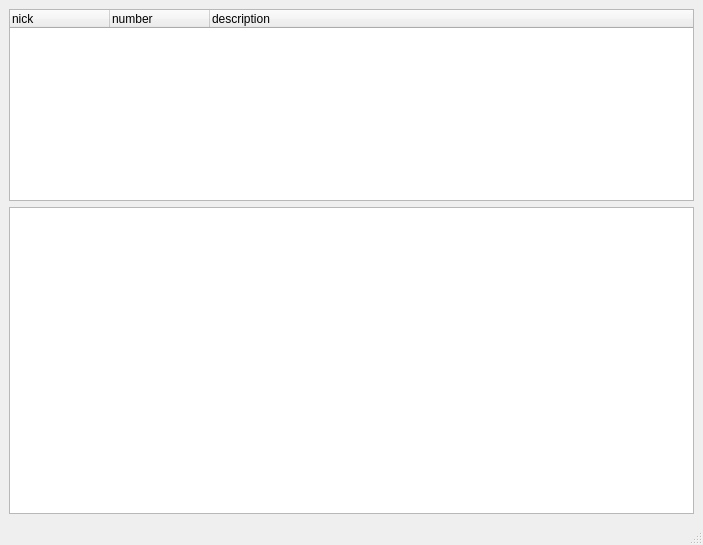
This is balancer/window.ui in usovalx/balancer as Qt 5 draws it before an edit. The edited form follows.
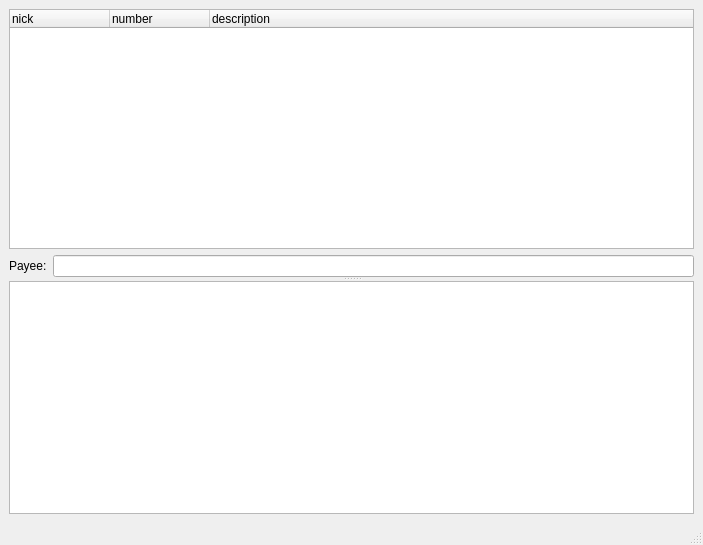
This is the edited form.

Diff of the .ui file:
```diff
--- a/balancer/window.ui
+++ b/balancer/window.ui
@@ -10,40 +10,29 @@
     <height>545</height>
    </rect>
   </property>
-  <property name="sizePolicy">
-   <sizepolicy hsizetype="Expanding" vsizetype="Preferred">
-    <horstretch>0</horstretch>
-    <verstretch>0</verstretch>
-   </sizepolicy>
-  </property>
   <property name="windowTitle">
    <string>Balancer</string>
   </property>
   <widget class="QWidget" name="centralwidget">
+   <layout class="QVBoxLayout" name="verticalLayout_2">
+    <item>
+     <widget class="QSplitter" name="splitter">
+      <property name="orientation">
+       <enum>Qt::Vertical</enum>
+      </property>
+      <property name="childrenCollapsible">
+       <bool>false</bool>
+      </property>
+      <widget class="QWidget" name="layoutWidget">
    <layout class="QVBoxLayout" name="verticalLayout">
     <item>
      <widget class="QTreeWidget" name="accountsList">
-      <property name="sizePolicy">
-       <sizepolicy hsizetype="Expanding" vsizetype="Preferred">
-        <horstretch>0</horstretch>
-        <verstretch>0</verstretch>
-       </sizepolicy>
-      </property>
       <property name="alternatingRowColors">
        <bool>true</bool>
       </property>
       <property name="selectionBehavior">
        <enum>QAbstractItemView::SelectRows</enum>
       </property>
-      <property name="rootIsDecorated">
-       <bool>false</bool>
-      </property>
-      <property name="uniformRowHeights">
-       <bool>true</bool>
-      </property>
-      <property name="allColumnsShowFocus">
-       <bool>true</bool>
-      </property>
       <column>
        <property name="text">
         <string>nick</string>
@@ -62,10 +51,32 @@
      </widget>
     </item>
     <item>
+         <layout class="QFormLayout" name="formLayout">
+          <item row="0" column="0">
+           <widget class="QLabel" name="label">
+            <property name="text">
+             <string>Payee:</string>
+            </property>
+           </widget>
+          </item>
+          <item row="0" column="1">
+           <widget class="QLineEdit" name="payeeFilter"/>
+          </item>
+         </layout>
+        </item>
+       </layout>
+      </widget>
      <widget class="QTreeView" name="transactionsList">
+       <property name="sizePolicy">
+        <sizepolicy hsizetype="Expanding" vsizetype="Maximum">
+         <horstretch>0</horstretch>
+         <verstretch>0</verstretch>
+        </sizepolicy>
+       </property>
       <property name="alternatingRowColors">
        <bool>true</bool>
       </property>
+      </widget>
      </widget>
     </item>
    </layout>
```
Lines whose indentation alone changed are shown as unchanged.
